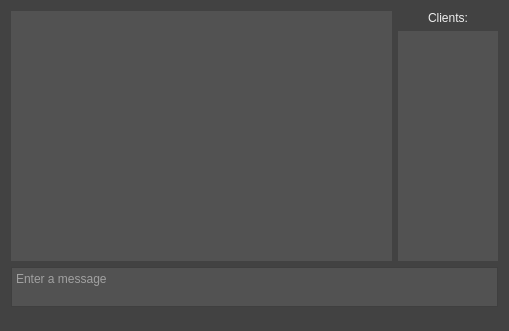
The window that TCP_Chat_Client/mainwindow.ui (Skau/TCPChat) describes before a commit, drawn with Qt 5.
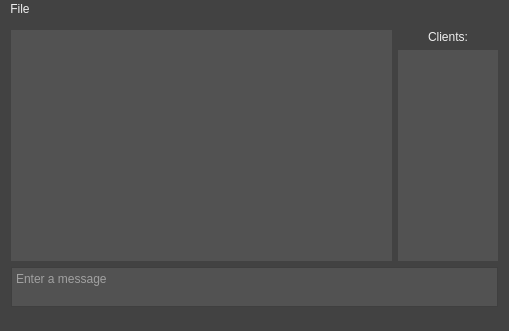
The same window after the commit.

What changed in the file:
```diff
--- a/TCP_Chat_Client/mainwindow.ui
+++ b/TCP_Chat_Client/mainwindow.ui
@@ -115,6 +115,13 @@
      <height>20</height>
     </rect>
    </property>
+   <widget class="QMenu" name="menuFile">
+    <property name="title">
+     <string>File</string>
+    </property>
+    <addaction name="actionDisconnect"/>
+   </widget>
+   <addaction name="menuFile"/>
   </widget>
   <widget class="QStatusBar" name="statusBar"/>
  </widget>
```
Left out of the diff: 5 changed lines with no effect on the pictures.
